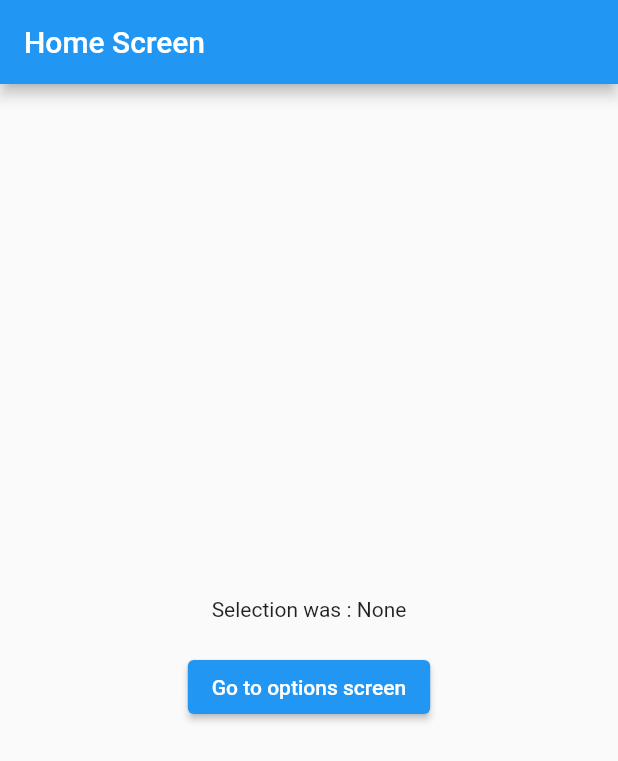
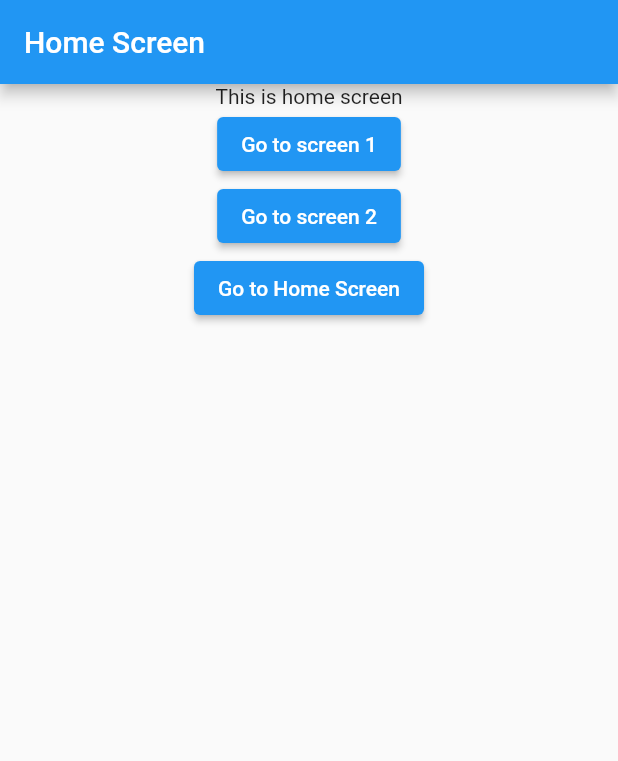
Before and after one commit to georgebolarakis/flutter, a Flutter app: the HomeScreen screen opened directly, on a phone screen of 412 x 824 dp. Shown: the top 761 px of the screen. Run offline on Flutter 3.47's test engine with Material 2 defaults, Android fonts, the phone set to English and light mode, and no system bars; our stand-ins replace go_router.

Commit message:
routes etc

```diff
--- /dev/null
+++ b/go_router/lib/main.dart
@@ -0,0 +1,25 @@
+import 'package:flutter/material.dart';
+
+import 'routes.dart';
+
+//_router == routes.dart
+final _router = createRouter();
+
+void main() {
+  runApp(const MyApp());
+}
+
+class MyApp extends StatelessWidget {
+  const MyApp({super.key});
+
+  @override
+  Widget build(BuildContext context) {
+    return MaterialApp.router(
+      routerConfig: _router,
+    );
+  }
+}
+
+//Import routs
+//Run application
+//MyApp MaterialApp.router()
--- /dev/null
+++ b/go_router/lib/routes.dart
@@ -0,0 +1,28 @@
+//GoRouter list of GoRoutes
+//GoRoute --> Screen
+import 'package:go_router/go_router.dart';
+
+import 'screens/home_screen.dart';
+import 'screens/screen_one.dart';
+import 'screens/screen_two.dart';
+
+final _router = GoRouter(
+  routes: [
+    GoRoute(
+      path: '/screens/home_screen',
+      builder: (context, state) => const HomeScreen(),
+    ),
+    GoRoute(
+      path: '/screens/screen_one',
+      builder: (context, state) => const ScreenOne(),
+    ),
+    GoRoute(
+      path: '/screens/screen_two',
+      builder: (context, state) => const ScreenTwo(),
+    ),
+  ],
+);
+
+GoRouter createRouter() {
+  return _router;
+}
--- /dev/null
+++ b/go_router/lib/screens/home_screen.dart
@@ -0,0 +1,31 @@
+import 'package:flutter/material.dart';
+import 'package:go_router/go_router.dart';
+
+class HomeScreen extends StatelessWidget {
+  const HomeScreen({super.key});
+
+  @override
+  Widget build(BuildContext context) {
+    return Scaffold(
+      appBar: AppBar(
+        title: const Text('Home Screen'),
+      ),
+      body: Center(
+        child: Column(
+          children: <Widget>[
+            const Text('This is home screen'),
+            ElevatedButton(
+                onPressed: () => context.go('/screens/screen_one'),
+                child: const Text('Go to screen 1')),
+            ElevatedButton(
+                onPressed: () => context.go('/screens/screen_two'),
+                child: const Text('Go to screen 2')),
+            ElevatedButton(
+                onPressed: () => context.go('/screens/home_screen'),
+                child: const Text('Go to Home Screen')),
+          ],
+        ),
+      ),
+    );
+  }
+}
--- /dev/null
+++ b/go_router/lib/screens/screen_one.dart
@@ -0,0 +1,31 @@
+import 'package:flutter/material.dart';
+import 'package:go_router/go_router.dart';
+
+class ScreenOne extends StatelessWidget {
+  const ScreenOne({super.key});
+
+  @override
+  Widget build(BuildContext context) {
+    return Scaffold(
+      appBar: AppBar(
+        title: const Text('Screen One'),
+      ),
+      body: Center(
+        child: Column(
+          children: <Widget>[
+            const Text('This is Screen One'),
+            ElevatedButton(
+                onPressed: () => context.go('/screens/screen_one'),
+                child: const Text('Go to screen 1')),
+            ElevatedButton(
+                onPressed: () => context.go('/screens/screen_two'),
+                child: const Text('Go to screen 2')),
+            ElevatedButton(
+                onPressed: () => context.go('screens/home_screen'),
+                child: const Text('Go to Home Screen')),
+          ],
+        ),
+      ),
+    );
+  }
+}
--- /dev/null
+++ b/go_router/lib/screens/screen_two.dart
@@ -0,0 +1,31 @@
+import 'package:flutter/material.dart';
+import 'package:go_router/go_router.dart';
+
+class ScreenTwo extends StatelessWidget {
+  const ScreenTwo({super.key});
+
+  @override
+  Widget build(BuildContext context) {
+    return Scaffold(
+      appBar: AppBar(
+        title: const Text('Screen Two'),
+      ),
+      body: Center(
+        child: Column(
+          children: <Widget>[
+            const Text('This is Screen Two'),
+            ElevatedButton(
+                onPressed: () => context.go('/screens/screen_one'),
+                child: const Text('Go to screen 1')),
+            ElevatedButton(
+                onPressed: () => context.go('/screens/screen_two'),
+                child: const Text('Go to screen 2')),
+            ElevatedButton(
+                onPressed: () => context.go('screens/home_screen'),
+                child: const Text('Go to Home Screen')),
+          ],
+        ),
+      ),
+    );
+  }
+}
--- a/my_app/lib/main.dart
+++ b/my_app/lib/main.dart
@@ -1,3 +1,43 @@
+import 'package:flutter/material.dart';
+import 'package:my_app/screens/home_screen.dart';
+
+
+//Import home_screen dart
+
+void main() => runApp(const MyApp());
+
+class MyApp extends StatelessWidget {
+  const MyApp({super.key});
+
+  @override
+  Widget build(BuildContext context) {
+    return const MaterialApp(
+      title: 'My App',
+      home: HomeScreen(),
+    );
+  }
+}
+
+
+
+
+
+
+
+
+
+
+
+
+
+
+
+
+
+
+
+
+
 // import 'package:flutter/material.dart';
 
 // // void main() {
--- /dev/null
+++ b/my_app/lib/screens/home_screen.dart
@@ -0,0 +1,24 @@
+import 'package:flutter/material.dart';
+
+class HomeScreen extends StatelessWidget {
+  const HomeScreen({super.key});
+
+  @override
+  Widget build(BuildContext context) {
+    return Scaffold(
+      appBar: AppBar(
+        title: const Text('Home Screen'),
+      ),
+      body: Center(
+        child: Image.asset('assets/sokaki.jpg')
+        //previous examples
+        //Image.network('https://flutter.github.io/assets-for-api-docs/assets/widgets/owl.jpg'),
+        // Image(
+        //   image:
+        //       NetworkImage('https://flutter.github.io/assets-for-api-docs/assets/widgets/owl.jpg'),
+        // ),
+        //Text("Home Screen inside home_screen.dart"),
+      ),
+    );
+  }
+}
--- a/my_app/lib/widgets/send_receive_Future.dart
+++ b/my_app/lib/widgets/send_receive_Future.dart
@@ -10,17 +10,17 @@
   Widget build(BuildContext context) {
     return MaterialApp(
       title: "app",
-      home: HomeScreen(),
+      home: HomeScreen1(),
     );
   }
 }
 
-class HomeScreen extends StatefulWidget {
+class HomeScreen1 extends StatefulWidget {
   @override
-  _HomeScreenState createState() => _HomeScreenState();
+  _HomeScreen1State createState() => _HomeScreen1State();
 }
 
-class _HomeScreenState extends State<HomeScreen> {
+class _HomeScreen1State extends State<HomeScreen1> {
   //initial var
   String _selection = "None";
 
--- a/my_app/pubspec.yaml
+++ b/my_app/pubspec.yaml
@@ -54,6 +54,10 @@
 
 # The following section is specific to Flutter packages.
 flutter:
+  assets:
+    - assets/
+
+
 
   # The following line ensures that the Material Icons font is
   # included with your application, so that you can use the icons in
```
Also changed, not shown: go_router/analysis_options.yaml (added, +29 -0 lines), go_router/pubspec.yaml (added, +92 -0 lines), go_router/pubspec.lock (added), my_app/assets/sokaki.jpg (added), 126 other files.
